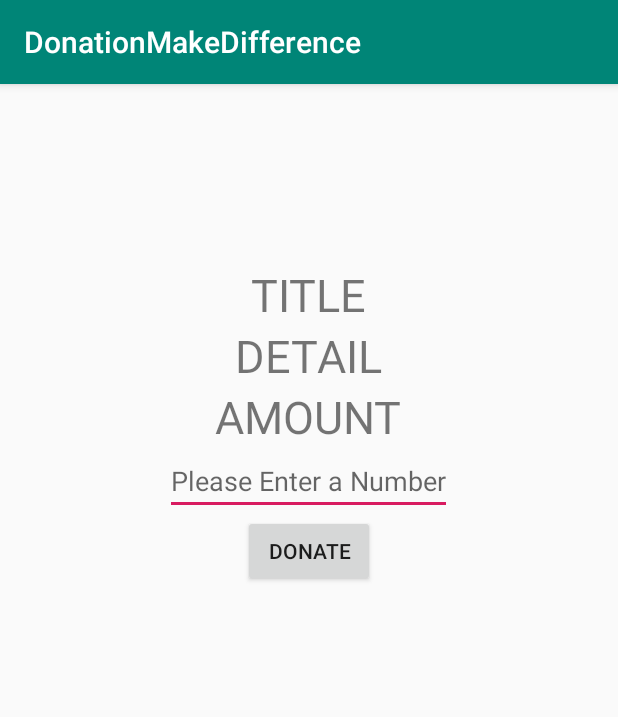
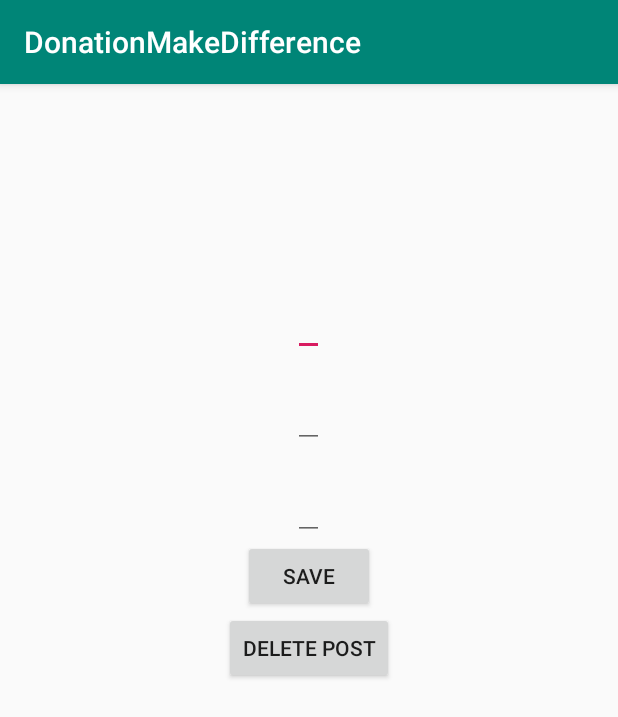
Before and after one commit to chenhunluo321/DonationmakeDifference, an Android app: the SpecialUserActivity screen opened directly, with no data from a screen before it, after a tap on "MY DONATION", on a phone screen of 412 x 824 dp. Shown: the top 717 px of the screen. Run offline under Robolectric (Android 15) with nearby library versions, the phone set to English and light mode, and no system bars; our stand-ins replace Firebase (no records; nobody signed in at launch, a user with empty details on screens opened directly); 4 statements that could not run were skipped.

Commit message:
fix bugs

```diff
--- a/Android_App/app/src/main/AndroidManifest.xml
+++ b/Android_App/app/src/main/AndroidManifest.xml
@@ -25,7 +25,8 @@
         <activity android:name=".LinkCardActivity" />
         <activity android:name=".AdminMenuActivity" />
         <activity android:name=".ApplicationListActivity" />
-        <activity android:name=".PostActivity"></activity>
+        <activity android:name=".PostActivity" />
+        <activity android:name=".EditUserDonationActivity"></activity>
     </application>
 
 </manifest>
--- a/Android_App/app/src/main/java/com/e/zhongjieruan/donationmakedifference/ApplicationActivity.java
+++ b/Android_App/app/src/main/java/com/e/zhongjieruan/donationmakedifference/ApplicationActivity.java
@@ -38,7 +38,7 @@ public class ApplicationActivity extends AppCompatActivity {
 
                 firebaseAuth = FirebaseAuth.getInstance();
                 ApplicationUser application = new ApplicationUser(firebaseAuth.getUid(),title,id,detail);
-                long result = database.insertApplication(application);
+                long result = application.doApplication(getApplicationContext(),application);
                 if (result != -1) {
                     Toast.makeText(ApplicationActivity.this, "Submit Success",
                             Toast.LENGTH_SHORT).show();
--- /dev/null
+++ b/Android_App/app/src/main/java/com/e/zhongjieruan/donationmakedifference/EditUserDonationActivity.java
@@ -0,0 +1,79 @@
+package com.e.zhongjieruan.donationmakedifference;
+
+import android.support.v7.app.AppCompatActivity;
+import android.os.Bundle;
+import android.view.View;
+import android.widget.Button;
+import android.widget.EditText;
+import android.widget.TextView;
+import android.widget.Toast;
+
+import com.google.firebase.auth.FirebaseAuth;
+import com.google.firebase.database.FirebaseDatabase;
+
+public class EditUserDonationActivity extends AppCompatActivity {
+
+    private EditText title;
+    private EditText description;
+    private EditText amountRequired;
+    private Button save;
+    private Button delete;
+    private Database sqliteHelper;
+    private DonationSpecialUser donationSpecialUser;
+    User user;
+
+    @Override
+    protected void onCreate(Bundle savedInstanceState) {
+        super.onCreate(savedInstanceState);
+        setContentView(R.layout.activity_edit_user_donation);
+        if (sqliteHelper == null) {
+            sqliteHelper = new Database(this);
+        }
+        initialization();
+        save.setOnClickListener(new View.OnClickListener() {
+            @Override
+            public void onClick(View v) {
+                String name = title.getText().toString();
+                String detail = description.getText().toString();
+                int amount = Integer.parseInt(amountRequired.getText().toString());
+                donationSpecialUser.setDonationName(name);
+                donationSpecialUser.setDonationDetail(detail);
+                donationSpecialUser.setDonationAmount(amount);
+                long result = donationSpecialUser.editPost(getApplicationContext(),donationSpecialUser);
+                if (result != -1) {
+                    Toast.makeText(EditUserDonationActivity.this, "Edit Success",
+                            Toast.LENGTH_SHORT).show();
+                } else {
+                    Toast.makeText(EditUserDonationActivity.this, "Edit Failed",
+                            Toast.LENGTH_SHORT).show();
+                }
+            }
+        });
+        delete.setOnClickListener(new View.OnClickListener() {
+            @Override
+            public void onClick(View v) {
+                donationSpecialUser.deletePost(getApplicationContext(),title.getText().toString());
+                Toast.makeText(EditUserDonationActivity.this, "DELETED", Toast.LENGTH_SHORT).show();
+            }
+        });
+    }
+
+    public void initialization() {
+        title = findViewById(R.id.etDonationTitle);
+        description = findViewById(R.id.etDonationDetail);
+        amountRequired = findViewById(R.id.etDonationAmountRequire);
+        delete = findViewById(R.id.btDeleteDonation);
+        save = findViewById(R.id.btSaveChange);
+        String donName = getIntent().getExtras().getString("title");
+        donationSpecialUser = sqliteHelper.findByTitle(donName);
+        if (donationSpecialUser != null) {
+            title.setText(donationSpecialUser.getDonationName());
+            description.setText(donationSpecialUser.getDonationDetail());
+            amountRequired.setText(Integer.toString(donationSpecialUser.getDonationAmount()));
+
+        }
+        else{
+            Toast.makeText(this,"No Item Found",Toast.LENGTH_SHORT).show();
+        }
+    }
+}
--- a/Android_App/app/src/main/java/com/e/zhongjieruan/donationmakedifference/SpecialUserActivity.java
+++ b/Android_App/app/src/main/java/com/e/zhongjieruan/donationmakedifference/SpecialUserActivity.java
@@ -42,7 +42,7 @@ public class SpecialUserActivity extends AppCompatActivity {
         mydonation.setOnClickListener(new View.OnClickListener() {
             @Override
             public void onClick(View v) {
-                Intent intent = new Intent(SpecialUserActivity.this, DonationDetailActivity.class);
+                Intent intent = new Intent(SpecialUserActivity.this, EditUserDonationActivity.class);
                 Bundle bundle = new Bundle();
                 bundle.putString("title", user.getDonation().getDonationName()); ;
                 intent.putExtras(bundle);
--- /dev/null
+++ b/Android_App/app/src/main/res/layout/activity_edit_user_donation.xml
@@ -0,0 +1,46 @@
+<?xml version="1.0" encoding="utf-8"?>
+<RelativeLayout xmlns:android="http://schemas.android.com/apk/res/android"
+    xmlns:app="http://schemas.android.com/apk/res-auto"
+    xmlns:tools="http://schemas.android.com/tools"
+    android:layout_width="match_parent"
+    android:layout_height="match_parent"
+    tools:context=".EditUserDonationActivity">
+
+    <EditText
+        android:id="@+id/etDonationTitle"
+        android:layout_width="wrap_content"
+        android:layout_height="wrap_content"
+        android:layout_centerHorizontal="true"
+        android:layout_marginTop="120dp"
+        android:textSize="30dp" />
+    <EditText
+        android:id="@+id/etDonationDetail"
+        android:layout_width="wrap_content"
+        android:layout_height="wrap_content"
+        android:layout_centerHorizontal="true"
+        android:layout_below="@+id/etDonationTitle"
+        android:textSize="30dp" />
+    <EditText
+        android:id="@+id/etDonationAmountRequire"
+        android:layout_width="wrap_content"
+        android:layout_height="wrap_content"
+        android:layout_centerHorizontal="true"
+        android:layout_below="@id/etDonationDetail"
+        android:textSize="30dp"/>
+
+    <Button
+        android:id="@+id/btSaveChange"
+        android:layout_width="wrap_content"
+        android:layout_height="wrap_content"
+        android:layout_centerHorizontal="true"
+        android:layout_below="@id/etDonationAmountRequire"
+        android:text="SAVE"/>
+    <Button
+        android:layout_width="wrap_content"
+        android:layout_height="wrap_content"
+        android:id="@+id/btDeleteDonation"
+        android:layout_centerHorizontal="true"
+        android:layout_below="@id/btSaveChange"
+        android:text="DELETE POST"/>
+
+</RelativeLayout>
```
Also changed, not shown: Android_App/app/src/main/java/com/e/zhongjieruan/donationmakedifference/AdminMenuActivity.java (+8 -0 lines), Android_App/app/src/main/java/com/e/zhongjieruan/donationmakedifference/ApplicationAdmin.java (+7 -3 lines), Android_App/app/src/main/java/com/e/zhongjieruan/donationmakedifference/ApplicationUser.java (+16 -7 lines), Android_App/app/src/main/java/com/e/zhongjieruan/donationmakedifference/Database.java (+21 -14 lines), Android_App/app/src/main/java/com/e/zhongjieruan/donationmakedifference/Donation.java (+14 -8 lines), Android_App/app/src/main/java/com/e/zhongjieruan/donationmakedifference/DonationAdmin.java (+8 -4 lines), Android_App/app/src/main/java/com/e/zhongjieruan/donationmakedifference/DonationApplication.java (+5 -3 lines), Android_App/app/src/main/java/com/e/zhongjieruan/donationmakedifference/DonationFacade.java (+4 -13 lines), Android_App/app/src/main/java/com/e/zhongjieruan/donationmakedifference/DonationListActivity.java (+15 -0 lines), Android_App/app/src/main/java/com/e/zhongjieruan/donationmakedifference/DonationSpecialUser.java (+15 -5 lines), Android_App/app/src/main/res/layout/activity_admin_menu.xml (+8 -8 lines), 1 other file.
